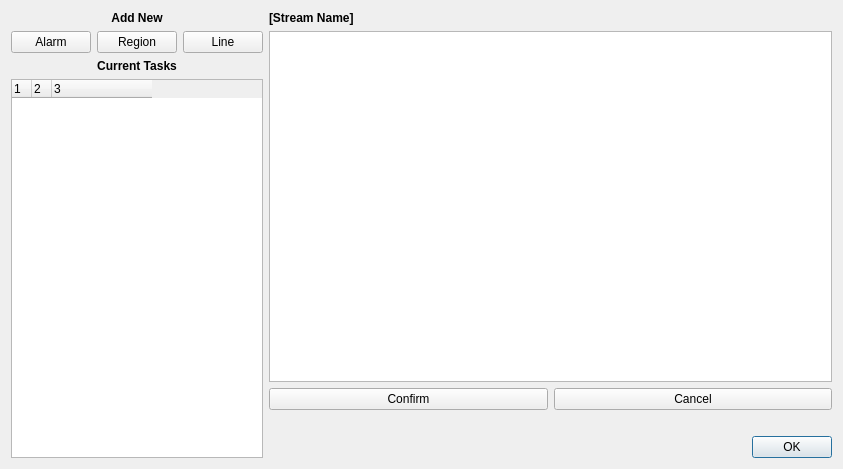
Old version of the form brainframe_qt/ui/dialogs/task_configuration/task_configuration.ui in the repository aotuai/brainframe-qt.
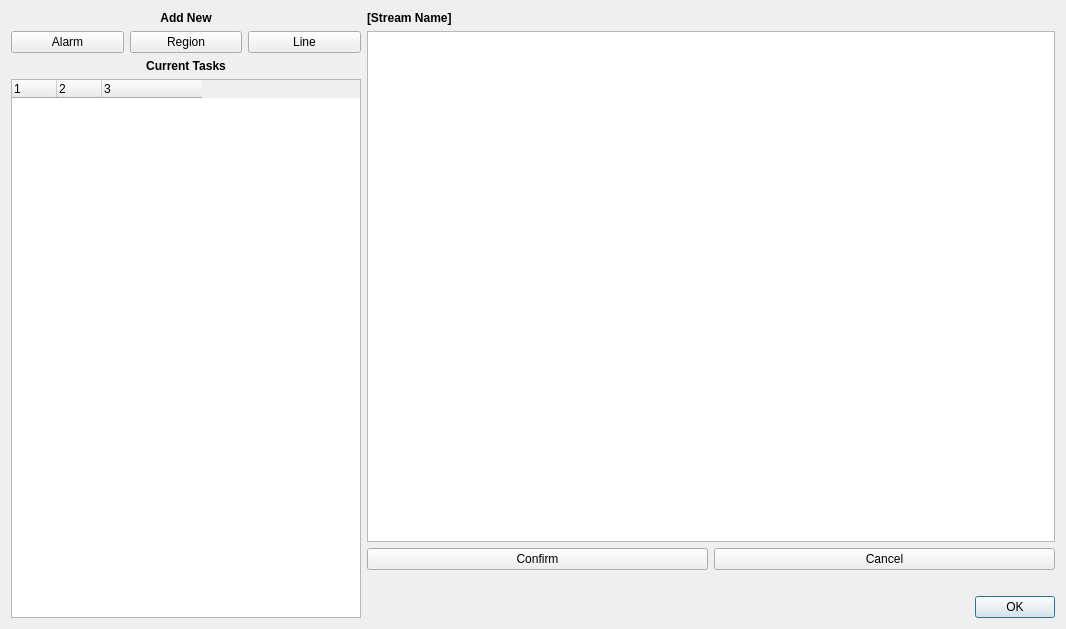
New version of the form. Custom widgets are drawn as their Qt base class.

Commit message: Resolves BF-592. TaskConfiguration's ZoneList now has proper sizing

Diff of the .ui file:
```diff
--- a/brainframe_qt/ui/dialogs/task_configuration/task_configuration.ui
+++ b/brainframe_qt/ui/dialogs/task_configuration/task_configuration.ui
@@ -6,14 +6,14 @@
    <rect>
     <x>0</x>
     <y>0</y>
-    <width>843</width>
-    <height>469</height>
+    <width>1066</width>
+    <height>629</height>
    </rect>
   </property>
   <property name="windowTitle">
    <string>Task Configuration</string>
   </property>
-  <layout class="QHBoxLayout" name="horizontalLayout" stretch="2,5">
+  <layout class="QHBoxLayout" name="horizontalLayout" stretch="0,1">
    <item>
     <layout class="QVBoxLayout" name="sidebar_layout">
      <item>
@@ -81,8 +81,20 @@
      </item>
      <item>
       <widget class="ZoneList" name="zone_list">
+       <property name="sizePolicy">
+        <sizepolicy hsizetype="Preferred" vsizetype="Expanding">
+         <horstretch>0</horstretch>
+         <verstretch>0</verstretch>
+        </sizepolicy>
+       </property>
+       <property name="minimumSize">
+        <size>
+         <width>350</width>
+         <height>0</height>
+        </size>
+       </property>
        <attribute name="headerDefaultSectionSize">
-        <number>0</number>
+        <number>45</number>
        </attribute>
        <attribute name="headerMinimumSectionSize">
         <number>0</number>
```
